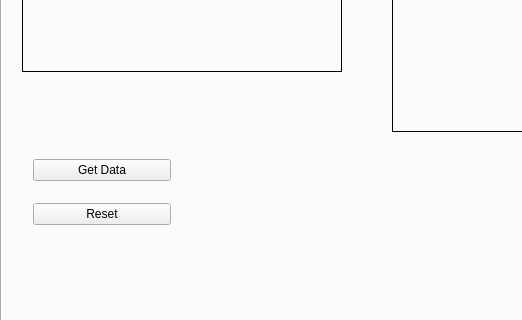
The window that trunk/Trobot_Qt/trobotqt.ui (LRMPUT/TAPAS) describes before a commit, drawn with Qt 5; both pictures show x 0 to 522 and y 224 to 544 of the 829 by 705 pixel window.
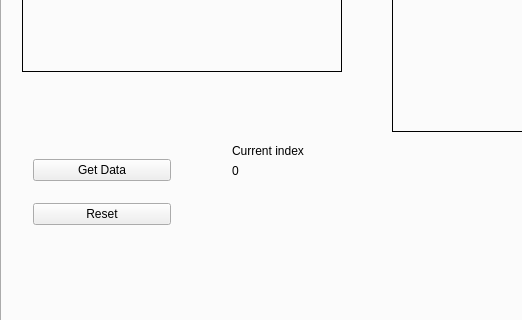
The same window after the commit. The open tabs and pages were chosen to show the change.

What changed in the file:
```diff
--- a/trunk/Trobot_Qt/trobotqt.ui
+++ b/trunk/Trobot_Qt/trobotqt.ui
@@ -1752,6 +1752,32 @@
        </item>
       </layout>
      </widget>
+     <widget class="QLabel" name="label_29">
+      <property name="geometry">
+       <rect>
+        <x>230</x>
+        <y>340</y>
+        <width>101</width>
+        <height>17</height>
+       </rect>
+      </property>
+      <property name="text">
+       <string>Current index</string>
+      </property>
+     </widget>
+     <widget class="QLabel" name="calibIndexLabel">
+      <property name="geometry">
+       <rect>
+        <x>230</x>
+        <y>360</y>
+        <width>66</width>
+        <height>17</height>
+       </rect>
+      </property>
+      <property name="text">
+       <string>0</string>
+      </property>
+     </widget>
     </widget>
    </widget>
   </widget>
```
Left out of the diff: 2 changed lines with no effect on the pictures.
